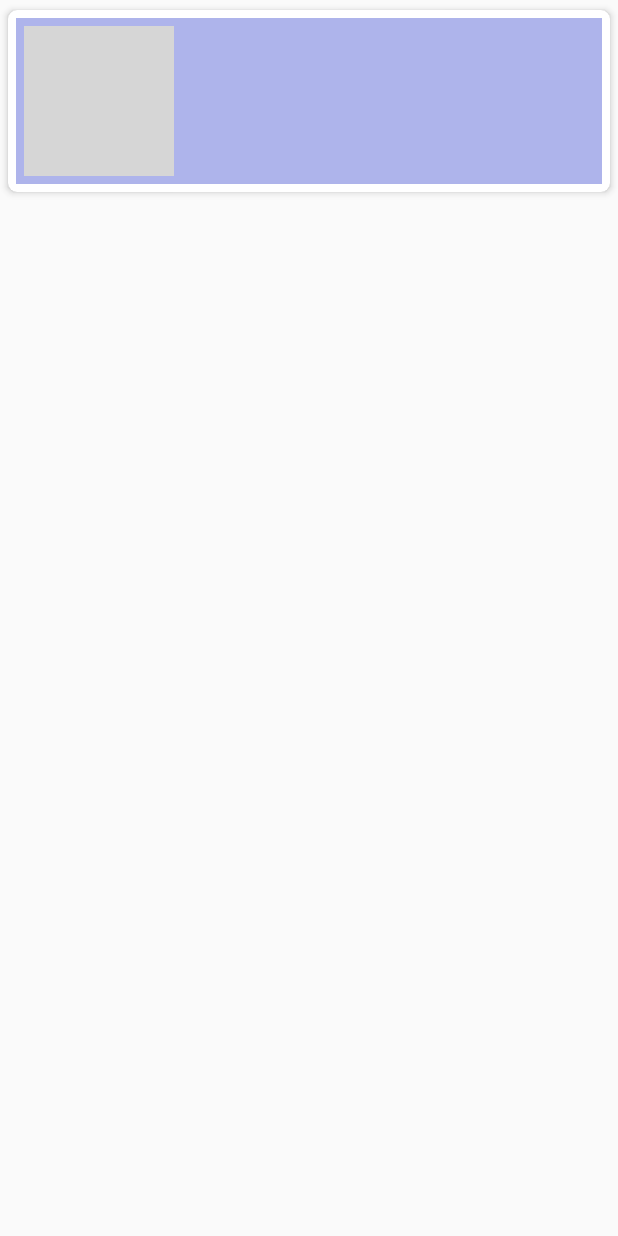
After one commit to aloneStarDev/AndroidAmlakOnline, an Android app: the layout item_layout.xml on its own in the app's theme, with its tools: preview values and no code run, on a phone screen of 412 x 824 dp. The commit adds this screen. Run offline under Robolectric (Android 15) with nearby library versions, the light colour scheme and no system bars; grey boxes are pictures that could not be loaded.

Commit message:
i forget to stage some change

```diff
--- a/app/src/main/java/com/star/amlakonline/ApiConnection/ApiConnection.java
+++ b/app/src/main/java/com/star/amlakonline/ApiConnection/ApiConnection.java
@@ -80,6 +80,5 @@ public class ApiConnection extends AsyncTask<String,Integer,String> {
     protected void onPostExecute(String s) {
         s = StringEscapeUtils.unescapeJava(s);
         result = s;
-        MainActivity.res=true;
     }
 }
--- /dev/null
+++ b/app/src/main/res/layout/item_layout.xml
@@ -0,0 +1,35 @@
+<?xml version="1.0" encoding="utf-8"?>
+<androidx.cardview.widget.CardView xmlns:android="http://schemas.android.com/apk/res/android"
+    android:layout_width="match_parent"
+    android:layout_height="wrap_content"
+    xmlns:app="http://schemas.android.com/apk/res-auto"
+    android:id="@+id/FileItem"
+    app:cardCornerRadius="6dp"
+    app:cardElevation="3dp"
+    app:cardUseCompatPadding="true">
+    <androidx.appcompat.widget.LinearLayoutCompat
+        android:layout_width="match_parent"
+        android:layout_height="wrap_content"
+        android:layout_margin="5dp"
+        android:orientation="horizontal"
+        android:background="@color/colorBgDefault"
+        android:padding="5dp">
+
+        <androidx.appcompat.widget.AppCompatImageView
+            android:id="@+id/fileLogo"
+            android:src="@drawable/city"
+            android:layout_width="100dp"
+            android:layout_height="100dp"/>
+        <TextView
+            android:id="@+id/fileCode"
+            android:layout_width="match_parent"
+            android:layout_height="wrap_content"
+            android:layout_marginStart="10dp"
+            android:textAlignment="gravity"
+            android:textDirection="rtl"
+            android:textStyle="bold"
+            android:gravity="end"
+            android:textSize="25sp"/>
+
+    </androidx.appcompat.widget.LinearLayoutCompat>
+</androidx.cardview.widget.CardView>
--- a/app/src/main/res/values/colors.xml
+++ b/app/src/main/res/values/colors.xml
@@ -3,4 +3,5 @@
     <color name="colorPrimary">#6200EE</color>
     <color name="colorPrimaryDark">#3700B3</color>
     <color name="colorAccent">#03DAC5</color>
+    <color name="colorBgDefault">#987881DD</color>
 </resources>
--- /dev/null
+++ b/app/src/main/res/values/dimens.xml
@@ -0,0 +1,5 @@
+<resources>
+    <!-- Default screen margins, per the Android Design guidelines. -->
+    <dimen name="activity_horizontal_margin">16dp</dimen>
+    <dimen name="activity_vertical_margin">16dp</dimen>
+</resources>
```
Also changed, not shown: app/src/main/AndroidManifest.xml (+7 -1 lines), app/src/main/java/com/star/amlakonline/MainActivity.java (+41 -2 lines), app/src/main/java/com/star/amlakonline/Model/File.java (added, +44 -0 lines), app/src/main/java/com/star/amlakonline/Model/FileAdapter.java (added, +54 -0 lines), app/src/main/res/layout/activity_main.xml (+19 -1 lines), app/src/main/res/values/strings.xml (+9 -0 lines), app/src/main/assets/fonts/BNazanin.ttf (added), app/src/main/assets/fonts/BNaznnBd.ttf (added), app/src/main/res/drawable/header.png (added).
